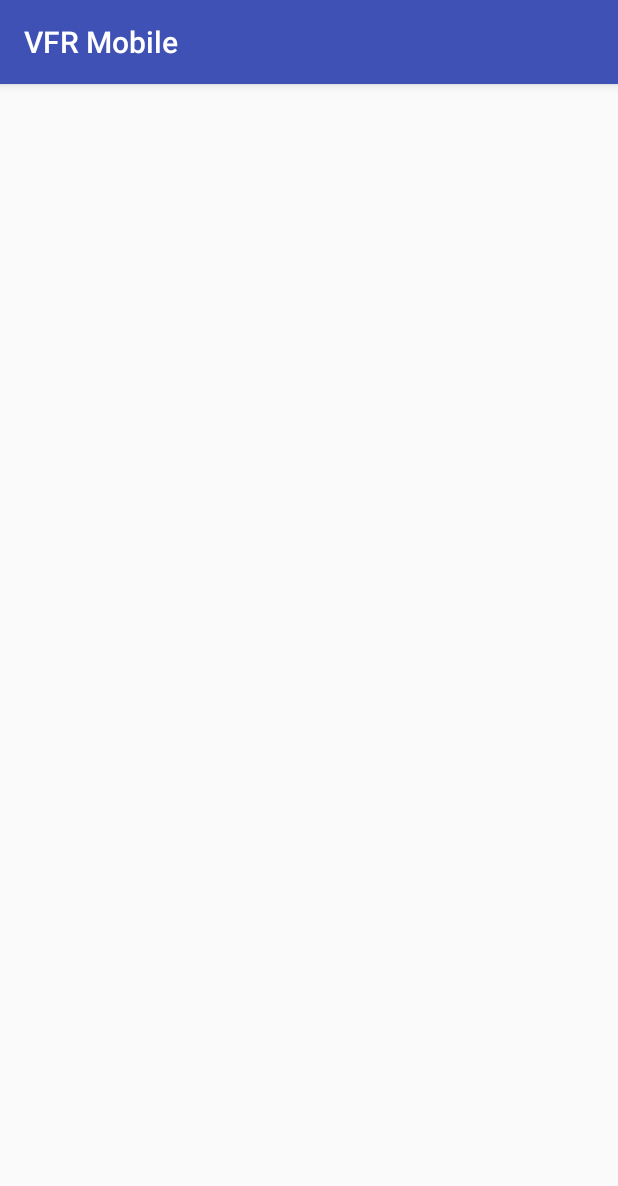
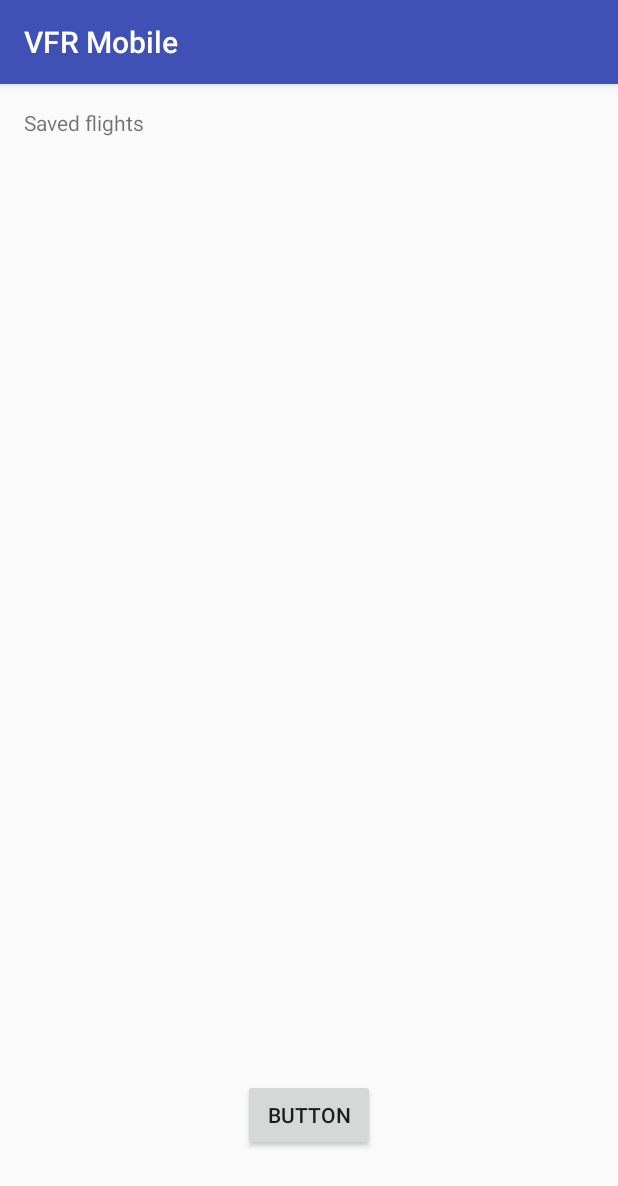
Before and after one commit to Nevaan/vfrApp, an Android app: the RecordingsHistoryActivity screen opened directly, with no data from a screen before it, on a phone screen of 412 x 824 dp. Shown: the top 1186 px of the screen. Run offline under Robolectric (Android 15) with nearby library versions, the phone set to English and light mode, and no system bars.

Commit message:
Adjusted logging feature

```diff
--- a/vfr.mobile/app/src/main/java/com/losek/vfrmobile/activity/RecordingsHistoryActivity.java
+++ b/vfr.mobile/app/src/main/java/com/losek/vfrmobile/activity/RecordingsHistoryActivity.java
@@ -1,11 +1,13 @@
 package com.losek.vfrmobile.activity;
 
+import android.os.Bundle;
 import android.support.v7.app.AppCompatActivity;
-import android.os.Bundle;
 
 import com.losek.vfrmobile.R;
 
 public class RecordingsHistoryActivity extends AppCompatActivity {
+
+    private static final String LOG = "VfrRecordingsActivity";
 
     @Override
     protected void onCreate(Bundle savedInstanceState) {
--- a/vfr.mobile/app/src/main/java/com/losek/vfrmobile/activity/adapter/DevicesListAdapter.java
+++ b/vfr.mobile/app/src/main/java/com/losek/vfrmobile/activity/adapter/DevicesListAdapter.java
@@ -19,6 +19,7 @@ import com.st.BlueSTSDK.Node;
  */
 
 public class DevicesListAdapter extends ArrayAdapter<Node> implements Manager.ManagerListener {
+    private static final String LOG = "VfrDeviceListAdapter";
 
     private Activity mActivity;
 
@@ -63,7 +64,7 @@ public class DevicesListAdapter extends ArrayAdapter<Node> implements Manager.Ma
 
     @Override
     public void onDiscoveryChange(Manager m, boolean enabled) {
-        Log.e("DiscChange","Discovery change!");
+        Log.e(LOG,"Discovery change!");
     }
 
     @Override
--- a/vfr.mobile/app/src/main/java/com/losek/vfrmobile/database/DatabaseRepository.java
+++ b/vfr.mobile/app/src/main/java/com/losek/vfrmobile/database/DatabaseRepository.java
@@ -3,10 +3,8 @@ package com.losek.vfrmobile.database;
 import android.content.ContentValues;
 import android.content.Context;
 import android.database.Cursor;
-import android.database.DatabaseErrorHandler;
 import android.database.sqlite.SQLiteDatabase;
 import android.database.sqlite.SQLiteOpenHelper;
-import android.database.sqlite.SQLiteTransactionListener;
 import android.util.Log;
 
 import com.losek.vfrmobile.database.model.Recording;
@@ -22,6 +20,8 @@ import java.util.Locale;
  */
 
 public class DatabaseRepository extends SQLiteOpenHelper {
+
+    private static final String LOG = "VfrDbRepo";
 
     private static final int DB_VERSION = 2;
 
@@ -83,7 +83,7 @@ public class DatabaseRepository extends SQLiteOpenHelper {
             } while (cursor.moveToNext());
         }
 
-        Log.d("DbRepository", "Acquired " + recordingList.size() + " recordings.");
+        Log.d(LOG, "Acquired " + recordingList.size() + " recordings.");
         return recordingList;
     }
 
--- a/vfr.mobile/app/src/main/res/layout/activity_recordings_history.xml
+++ b/vfr.mobile/app/src/main/res/layout/activity_recordings_history.xml
@@ -1,9 +1,52 @@
 <?xml version="1.0" encoding="utf-8"?>
 <android.support.constraint.ConstraintLayout xmlns:android="http://schemas.android.com/apk/res/android"
+    xmlns:app="http://schemas.android.com/apk/res-auto"
     xmlns:tools="http://schemas.android.com/tools"
     android:id="@+id/activity_recordings_history"
     android:layout_width="match_parent"
     android:layout_height="match_parent"
     tools:context="com.losek.vfrmobile.activity.RecordingsHistoryActivity">
 
+    <TextView
+        android:text="@string/recordings_history_saved_flights_label"
+        android:layout_width="0dp"
+        android:layout_height="wrap_content"
+        android:id="@+id/recording_list_header"
+        android:layout_marginTop="16dp"
+        app:layout_constraintTop_toTopOf="parent"
+        android:layout_marginStart="16dp"
+        app:layout_constraintLeft_toLeftOf="parent"
+        android:layout_marginEnd="16dp"
+        app:layout_constraintRight_toRightOf="parent"
+        app:layout_constraintHorizontal_bias="1.0" />
+
+    <ListView
+        android:layout_width="360dp"
+        android:layout_height="377dp"
+        android:layout_marginTop="8dp"
+        app:layout_constraintTop_toBottomOf="@+id/recording_list_header"
+        android:layout_marginStart="16dp"
+        app:layout_constraintLeft_toLeftOf="parent"
+        android:layout_marginEnd="16dp"
+        app:layout_constraintRight_toRightOf="parent"
+        android:id="@+id/recording_list"
+        app:layout_constraintBottom_toBottomOf="parent"
+        android:layout_marginBottom="16dp"
+        app:layout_constraintVertical_bias="0.19" />
+
+    <Button
+        android:text="@string/recordings_history_export_button_label"
+        android:layout_width="wrap_content"
+        android:layout_height="wrap_content"
+        android:id="@+id/export_data_button"
+        app:layout_constraintBottom_toBottomOf="parent"
+        android:layout_marginBottom="16dp"
+        android:layout_marginEnd="16dp"
+        app:layout_constraintRight_toRightOf="parent"
+        android:layout_marginStart="16dp"
+        app:layout_constraintLeft_toLeftOf="parent"
+        android:layout_marginTop="8dp"
+        app:layout_constraintTop_toBottomOf="@+id/recording_list"
+        app:layout_constraintVertical_bias="0.81" />
+
 </android.support.constraint.ConstraintLayout>
--- a/vfr.mobile/app/src/main/res/values/strings.xml
+++ b/vfr.mobile/app/src/main/res/values/strings.xml
@@ -27,6 +27,8 @@
     <string name="export_data">Export data</string>
     <string name="stop">Stop</string>
     <string name="stop_scan">Stop scanning</string>
+    <string name="recordings_history_export_button_label">Button</string>
+    <string name="recordings_history_saved_flights_label">Saved flights</string>
     <!-- TESTING -->
 
 
```
Also changed, not shown: vfr.mobile/app/src/main/java/com/losek/vfrmobile/activity/MainActivity.java (+4 -3 lines), vfr.mobile/app/src/main/java/com/losek/vfrmobile/activity/ScanDevicesActivity.java (+22 -21 lines), vfr.mobile/app/src/main/java/com/losek/vfrmobile/service/DataRegistrationService.java (+7 -5 lines), vfr.mobile/app/src/main/java/com/losek/vfrmobile/util/VfrApplication.java (+6 -7 lines), 1 other file.
